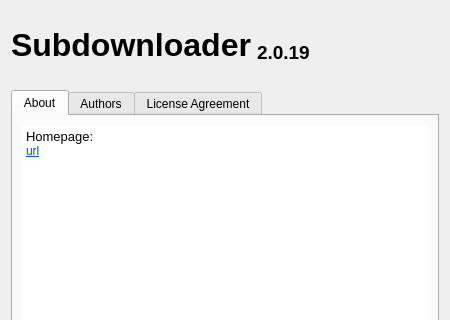
This is subdownloader/client/gui/about.ui in subdownloader/subdownloader as Qt 5 draws it before an edit; both pictures show x 0 to 450 and y 0 to 320 of the 450 by 600 pixel window. The edited form follows.
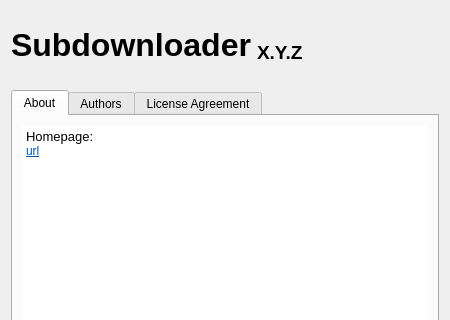
This is the edited form. Icons and pictures are not drawn.

Patch:
```diff
--- a/subdownloader/client/gui/about.ui
+++ b/subdownloader/client/gui/about.ui
@@ -92,7 +92,7 @@
 &lt;html&gt;&lt;head&gt;&lt;meta name=&quot;qrichtext&quot; content=&quot;1&quot; /&gt;&lt;style type=&quot;text/css&quot;&gt;
 p, li { white-space: pre-wrap; }
 &lt;/style&gt;&lt;/head&gt;&lt;body style=&quot; font-family:'Tahoma'; font-size:10pt; font-weight:600; font-style:italic;&quot;&gt;
-&lt;p style=&quot; margin-top:0px; margin-bottom:0px; margin-left:0px; margin-right:0px; -qt-block-indent:0; text-indent:0px;&quot;&gt;&lt;span style=&quot; font-family:'serif'; font-size:14pt; font-style:normal;&quot;&gt;2.0.19&lt;/span&gt;&lt;/p&gt;&lt;/body&gt;&lt;/html&gt;</string>
+&lt;p style=&quot; margin-top:0px; margin-bottom:0px; margin-left:0px; margin-right:0px; -qt-block-indent:0; text-indent:0px;&quot;&gt;&lt;span style=&quot; font-family:'serif'; font-size:14pt; font-style:normal;&quot;&gt;X.Y.Z&lt;/span&gt;&lt;/p&gt;&lt;/body&gt;&lt;/html&gt;</string>
        </property>
        <property name="alignment">
         <set>Qt::AlignBottom|Qt::AlignLeading|Qt::AlignLeft</set>
```
